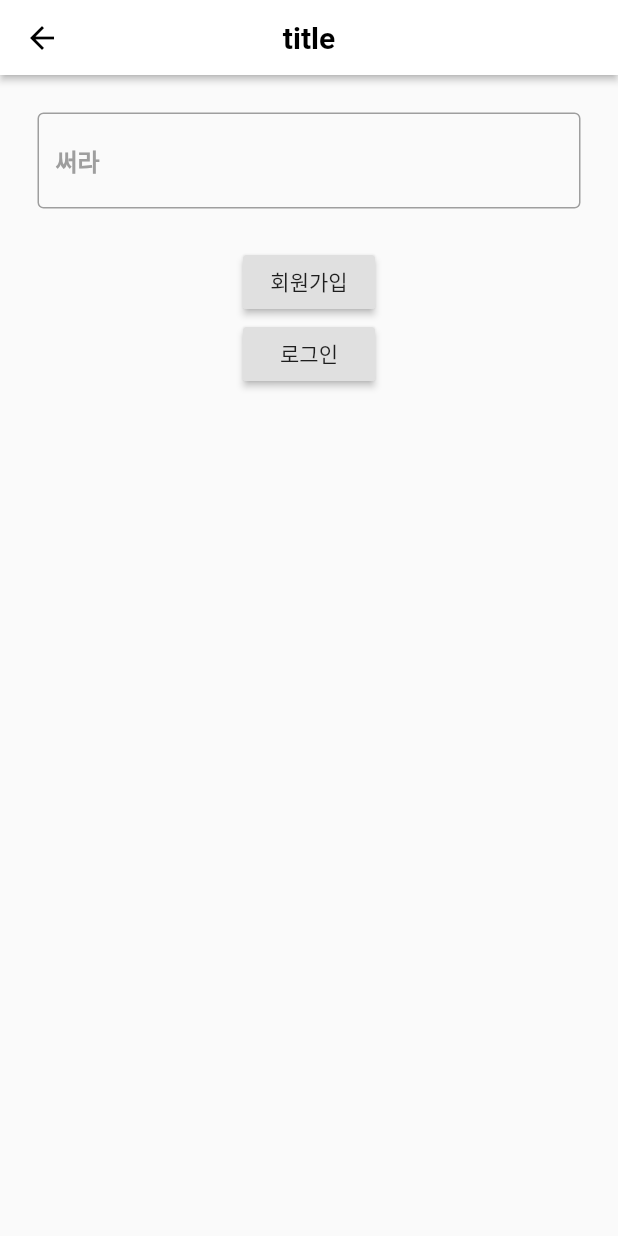
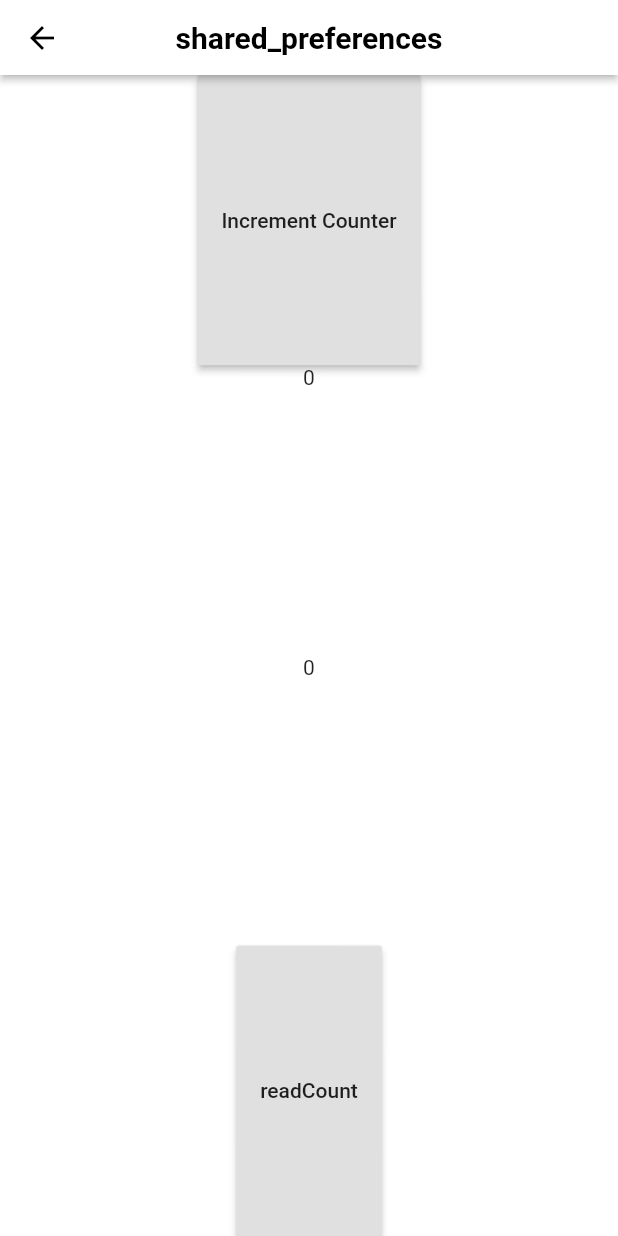
Before and after one commit to ansuvin/StudyingFlutter, a Flutter app: the screen it shows after launch, on a phone screen of 412 x 824 dp. Run offline on Flutter 3.47's test engine with Material 2 defaults, Android fonts, the phone set to English and light mode, and no system bars; our stand-ins replace auto_size_text, carousel_slider, dio, fluttertoast, geocoding, geolocator and 3 more; missing offline and left inert: kopo; generated files the repository leaves out were written again.

Commit message:
[ADD] SharedPreferences

```diff
--- a/Pra09/flutter_app/lib/main.dart
+++ b/Pra09/flutter_app/lib/main.dart
@@ -7,6 +7,7 @@ import 'package:flutter_app/screans/design/company_notice.dart';
 import 'package:flutter_app/screans/design/contracting_company.dart';
 import 'package:flutter_app/screans/retrofit.dart';
 import 'package:flutter_app/screans/search_page.dart';
+import 'package:flutter_app/screans/shared_preferences.dart';
 import 'package:flutter_app/widgets/drop_down_button.dart';
 import 'widgets/custom_dialog.dart';
 import 'widgets/app_bar.dart';
@@ -20,12 +21,13 @@ class MyApp extends StatelessWidget {
   Widget build(BuildContext context) {
     return MaterialApp(
       title: "Pra 09",
-      initialRoute: "/retrofit",
+      initialRoute: "/shared",
       routes: {
         "/": (context) => MyHomePage(),
         "/contracting_company": (context) => ContractingCompPage(),
         "/company_notice": (context) => CompanyNoticePage(),
         "/retrofit": (context) => RetrofitScreen(),
+        "/shared": (context) => ExSharedPreferences(),
       },
       debugShowCheckedModeBanner: false,
     );
--- /dev/null
+++ b/Pra09/flutter_app/lib/screans/shared_preferences.dart
@@ -0,0 +1,69 @@
+import 'package:flutter/material.dart';
+import 'package:flutter_app/widgets/app_bar.dart';
+import 'package:shared_preferences/shared_preferences.dart';
+
+class ExSharedPreferences extends StatefulWidget {
+  @override
+  _ExSharedPreferencesState createState() => _ExSharedPreferencesState();
+}
+
+class _ExSharedPreferencesState extends State<ExSharedPreferences> {
+  int counter=0;
+  int num=0;
+
+  _incrementCounter() async {
+    SharedPreferences prefs = await SharedPreferences.getInstance();
+    setState(() {
+      counter = (prefs.getInt('counter') ?? 0) + 1;
+      print('Pressed $counter times.');
+      print("hihi $num");
+      num +=1;
+    });
+    await prefs.setInt('counter', counter);
+  }
+
+  _readcount() async {
+    final prefs = await SharedPreferences.getInstance();
+
+    counter = prefs.getInt('counter') ?? 0;
+
+    print(counter);
+  }
+
+  @override
+  void initState() {
+    super.initState();
+  }
+
+  @override
+  Widget build(BuildContext context) {
+    return Scaffold(
+      appBar: buildAppBar("shared_preferences"),
+      body: Container(
+        color: Colors.white,
+        child: Center(
+          child: Column(
+            children: [
+              Expanded(
+                child: RaisedButton(
+                  onPressed: _incrementCounter,
+                  child: Text("Increment Counter"),
+                ),
+              ),
+              Expanded(child: Text(
+                  counter.toString()
+              )),
+              Expanded(child: Text(
+                  num.toString()
+              )),
+              Expanded(child: RaisedButton(
+                onPressed: _readcount,
+                child: Text("readCount"),
+              ))
+            ],
+          ),
+        ),
+      ),
+    );
+  }
+}
--- a/Pra09/flutter_app/pubspec.yaml
+++ b/Pra09/flutter_app/pubspec.yaml
@@ -30,8 +30,11 @@ dependencies:
   google_maps_flutter: ^2.0.2
   geocoding: ^1.0.5
   kopo: ^0.1.3
+
   retrofit: ^1.3.4+1
   dio: ^3.0.1
+
+  shared_preferences: ^2.0.5
 
 
   # The following adds the Cupertino Icons font to your application.
```
Also changed, not shown: Pra09/flutter_app/pubspec.lock.
